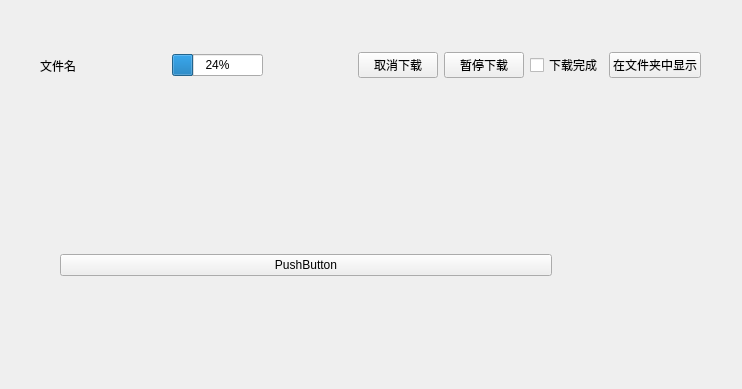
First picture: the form in QtClient/modules/FilesUtil.ui, repository imtangsheng/QtClient, before the edit.
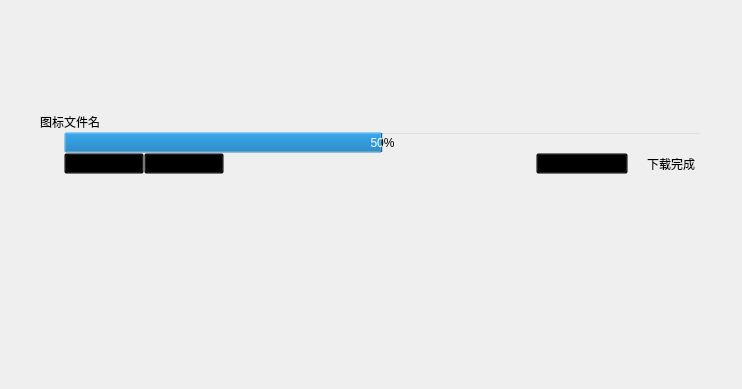
Second picture: the form after the edit. Icons and pictures are not drawn.

Commit message: 1.主界面和下载界面模块ui文件优化，布局修改，信号槽连接。 2.文件模块实现网络下载，逻辑优化。文件正则表达式过滤。

```diff
--- a/QtClient/modules/FilesUtil.ui
+++ b/QtClient/modules/FilesUtil.ui
@@ -13,37 +13,110 @@
   <property name="windowTitle">
    <string>下载</string>
   </property>
-  <widget class="QWidget" name="gridLayoutWidget">
-   <property name="geometry">
-    <rect>
-     <x>60</x>
-     <y>190</y>
-     <width>492</width>
-     <height>151</height>
-    </rect>
-   </property>
-   <layout class="QGridLayout" name="gridLayout">
-    <item row="0" column="0">
-     <widget class="QPushButton" name="pushButton">
-      <property name="text">
-       <string>PushButton</string>
-      </property>
-     </widget>
-    </item>
-   </layout>
-  </widget>
   <widget class="QWidget" name="widget_downloadFile" native="true">
    <property name="geometry">
     <rect>
      <x>40</x>
-     <y>50</y>
+     <y>110</y>
      <width>661</width>
-     <height>31</height>
+     <height>64</height>
     </rect>
    </property>
-   <layout class="QHBoxLayout" name="horizontalLayout_DownloadFiles">
+   <property name="minimumSize">
+    <size>
+     <width>0</width>
+     <height>64</height>
+    </size>
+   </property>
+   <property name="maximumSize">
+    <size>
+     <width>16777215</width>
+     <height>64</height>
+    </size>
+   </property>
+   <property name="styleSheet">
+    <string notr="true">background-color:transparent;</string>
+   </property>
+   <layout class="QHBoxLayout" name="horizontalLayout_DownloadFiles" stretch="0,0">
+    <property name="spacing">
+     <number>0</number>
+    </property>
+    <property name="leftMargin">
+     <number>0</number>
+    </property>
+    <property name="topMargin">
+     <number>0</number>
+    </property>
+    <property name="rightMargin">
+     <number>0</number>
+    </property>
+    <property name="bottomMargin">
+     <number>0</number>
+    </property>
+    <item>
+     <layout class="QVBoxLayout" name="verticalLayout_2">
+      <item>
+       <widget class="QLabel" name="label_fileLogo">
+        <property name="minimumSize">
+         <size>
+          <width>24</width>
+          <height>24</height>
+         </size>
+        </property>
+        <property name="maximumSize">
+         <size>
+          <width>36</width>
+          <height>36</height>
+         </size>
+        </property>
+        <property name="styleSheet">
+         <string notr="true">image: url(:/asset/video_playback/Movie_Active.svg);</string>
+        </property>
+        <property name="text">
+         <string>图标</string>
+        </property>
+        <property name="alignment">
+         <set>Qt::AlignLeading|Qt::AlignLeft|Qt::AlignVCenter</set>
+        </property>
+        <property name="margin">
+         <number>6</number>
+        </property>
+       </widget>
+      </item>
+      <item>
+       <spacer name="verticalSpacer_2">
+        <property name="orientation">
+         <enum>Qt::Vertical</enum>
+        </property>
+        <property name="sizeHint" stdset="0">
+         <size>
+          <width>20</width>
+          <height>40</height>
+         </size>
+        </property>
+       </spacer>
+      </item>
+     </layout>
+    </item>
+    <item>
+     <layout class="QVBoxLayout" name="verticalLayout">
+      <property name="spacing">
+       <number>0</number>
+      </property>
     <item>
      <widget class="QLabel" name="label_fileName">
+        <property name="minimumSize">
+         <size>
+          <width>0</width>
+          <height>24</height>
+         </size>
+        </property>
+        <property name="maximumSize">
+         <size>
+          <width>16777215</width>
+          <height>36</height>
+         </size>
+        </property>
       <property name="lineWidth">
        <number>1</number>
       </property>
@@ -52,39 +125,18 @@
       </property>
      </widget>
     </item>
-    <item>
-     <spacer name="horizontalSpacer">
-      <property name="orientation">
-       <enum>Qt::Horizontal</enum>
-      </property>
-      <property name="sizeHint" stdset="0">
-       <size>
-        <width>40</width>
-        <height>20</height>
-       </size>
-      </property>
-     </spacer>
-    </item>
     <item>
      <widget class="QProgressBar" name="progressBar_Download">
       <property name="value">
-       <number>24</number>
+         <number>50</number>
       </property>
      </widget>
     </item>
     <item>
-     <spacer name="horizontalSpacer_2">
-      <property name="orientation">
-       <enum>Qt::Horizontal</enum>
-      </property>
-      <property name="sizeHint" stdset="0">
-       <size>
-        <width>40</width>
-        <height>20</height>
-       </size>
-      </property>
-     </spacer>
-    </item>
+       <layout class="QHBoxLayout" name="horizontalLayout">
+        <property name="spacing">
+         <number>0</number>
+        </property>
     <item>
      <widget class="QPushButton" name="pushButton_cancelDownload">
       <property name="text">
@@ -100,11 +152,17 @@
      </widget>
     </item>
     <item>
-     <widget class="QCheckBox" name="checkBox_downloadFinished">
-      <property name="text">
-       <string>下载完成</string>
-      </property>
-     </widget>
+         <spacer name="horizontalSpacer">
+          <property name="orientation">
+           <enum>Qt::Horizontal</enum>
+          </property>
+          <property name="sizeHint" stdset="0">
+           <size>
+            <width>40</width>
+            <height>20</height>
+           </size>
+          </property>
+         </spacer>
     </item>
     <item>
      <widget class="QPushButton" name="pushButton_openFromLocalFile">
@@ -112,6 +170,30 @@
        <string>在文件夹中显示</string>
       </property>
      </widget>
+        </item>
+        <item>
+         <widget class="QCheckBox" name="checkBox_downloadFinished">
+          <property name="text">
+           <string>下载完成</string>
+          </property>
+         </widget>
+        </item>
+       </layout>
+      </item>
+      <item>
+       <spacer name="verticalSpacer">
+        <property name="orientation">
+         <enum>Qt::Vertical</enum>
+        </property>
+        <property name="sizeHint" stdset="0">
+         <size>
+          <width>20</width>
+          <height>40</height>
+         </size>
+        </property>
+       </spacer>
+      </item>
+     </layout>
     </item>
    </layout>
   </widget>
```
Lines whose indentation alone changed are shown as unchanged. The commit also changes 12 other files.
